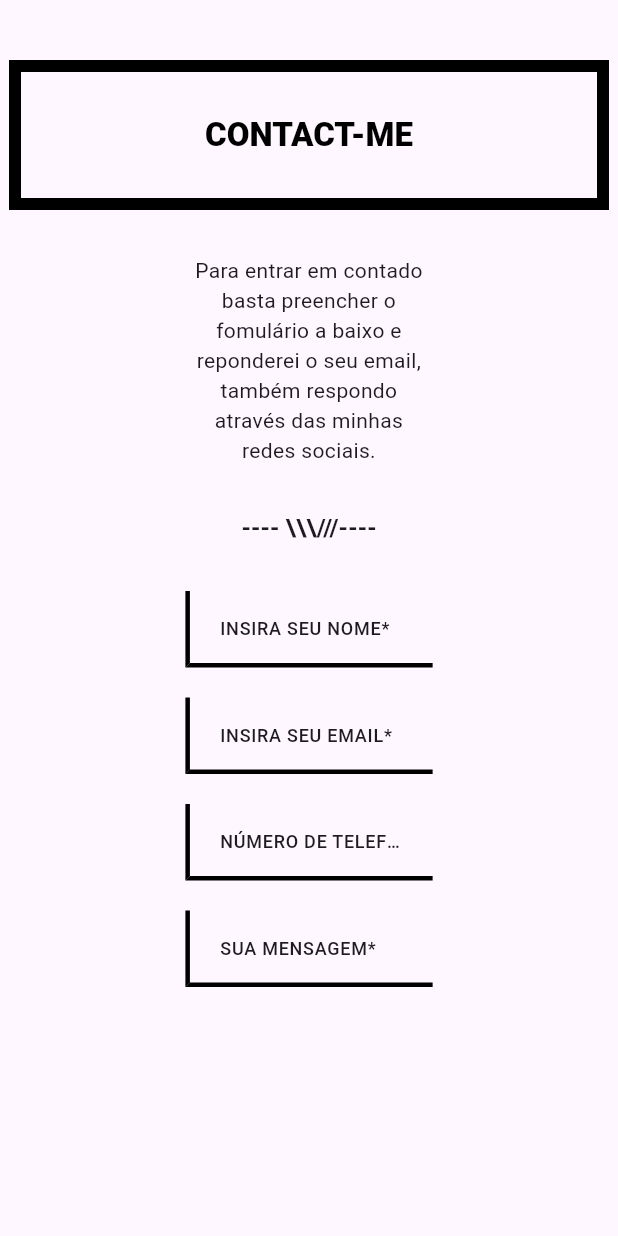
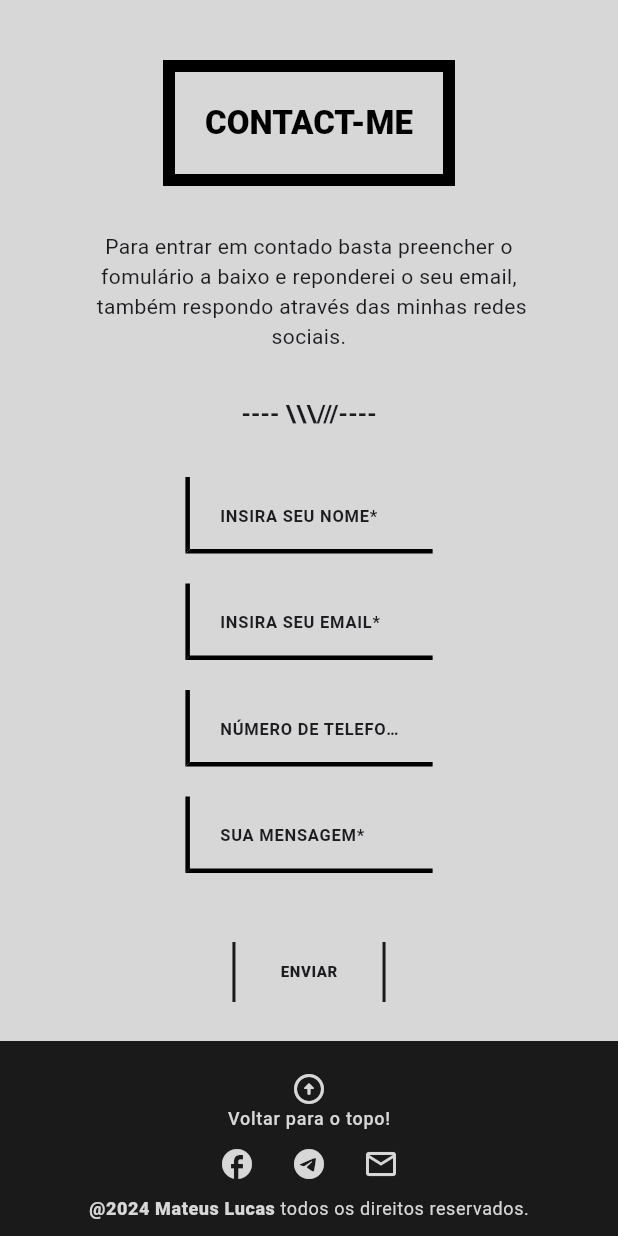
Before and after one commit to MateusLucasDaSilva/site_mateus, a Flutter app: the screen it shows after launch, on a phone screen of 412 x 824 dp. Run offline on Flutter 3.47's test engine with Material 3 defaults, Android fonts, the phone set to English and light mode, and no system bars; our stand-ins replace google_fonts.

Commit message:
updates in contatct me

```diff
--- a/lib/src/presentation/pages/about/about_page.dart
+++ b/lib/src/presentation/pages/about/about_page.dart
@@ -11,7 +11,7 @@
     final sizeH = MediaQuery.sizeOf(context).height;
     final sizeW = MediaQuery.sizeOf(context).width;
     return Container(
-      color: AppColors.ligth,
+      color: AppColors.light,
       height: sizeH,
       width: sizeW,
       child: Column(
--- a/lib/src/presentation/pages/contact/contact_page.dart
+++ b/lib/src/presentation/pages/contact/contact_page.dart
@@ -1,6 +1,7 @@
 import 'package:flutter/material.dart';
 import 'package:site_mateus/src/presentation/shared/app/app_colors.dart';
 import 'package:site_mateus/src/presentation/shared/app/app_extensions.dart';
+import 'package:site_mateus/src/presentation/shared/ui/extensions/build_context_extension.dart';
 import 'package:site_mateus/src/presentation/shared/ui/widgets/title_widget.dart';
 
 class ContactPage extends StatelessWidget {
@@ -13,7 +14,7 @@
     return Container(
       height: sizeH,
       width: sizeW,
-      color: AppColors.ligth,
+      color: AppColors.light,
       child: Column(
         mainAxisAlignment: MainAxisAlignment.start,
         crossAxisAlignment: CrossAxisAlignment.center,
@@ -26,9 +27,9 @@
             height: 30,
           ),
           Padding(
-            padding: EdgeInsets.symmetric(horizontal: context.sizeWPercent(.3)),
+            padding: EdgeInsets.symmetric(horizontal: context.sizeWPercent(.1)),
             child: const Text(
-              'Para entrar em contado basta preencher o fomulário a baixo e reponderei o seu email, também respondo através das minhas redes sociais.',
+              'Para entrar em contado basta preencher o fomulário a baixo e reponderei o seu email,\n também respondo através das minhas redes sociais.',
               textAlign: TextAlign.center,
             ),
           ),
@@ -66,6 +67,105 @@
           const SizedBox(
             height: 20,
           ),
+          Expanded(
+            child: InkWell(
+              onTap: () {},
+              child: Row(
+                mainAxisAlignment: MainAxisAlignment.center,
+                children: [
+                  Container(
+                    height: 40,
+                    width: 2,
+                    color: AppColors.back,
+                  ),
+                  Padding(
+                    padding: const EdgeInsets.symmetric(horizontal: 30),
+                    child: Text(
+                      'ENVIAR',
+                      style: context.textTheme.bodySmall?.copyWith(
+                        fontWeight: FontWeight.w800,
+                        fontSize: 10,
+                      ),
+                    ),
+                  ),
+                  Container(
+                    height: 40,
+                    width: 2,
+                    color: AppColors.back,
+                  ),
+                ],
+              ),
+            ),
+          ),
+          Container(
+            color: AppColors.back,
+            child: Column(
+              crossAxisAlignment: CrossAxisAlignment.center,
+              children: [
+                const SizedBox(height: 20),
+                const Icon(
+                  Icons.arrow_circle_up_rounded,
+                  color: AppColors.light,
+                ),
+                Text(
+                  'Voltar para o topo!',
+                  style: context.textTheme.labelMedium?.copyWith(
+                    color: AppColors.light,
+                  ),
+                ),
+                const SizedBox(
+                  height: 10,
+                ),
+                const Row(
+                  mainAxisAlignment: MainAxisAlignment.center,
+                  children: [
+                    Icon(
+                      Icons.facebook_rounded,
+                      color: AppColors.light,
+                    ),
+                    SizedBox(
+                      width: 24,
+                    ),
+                    Icon(
+                      Icons.telegram_rounded,
+                      color: AppColors.light,
+                    ),
+                    SizedBox(
+                      width: 24,
+                    ),
+                    Icon(
+                      Icons.email_outlined,
+                      color: AppColors.light,
+                    ),
+                  ],
+                ),
+                const SizedBox(
+                  height: 10,
+                ),
+                RichText(
+                  text: TextSpan(
+                    children: [
+                      TextSpan(
+                          text: '@2024 Mateus Lucas ',
+                          style: context.textTheme.bodySmall?.copyWith(
+                            color: AppColors.light,
+                            fontWeight: FontWeight.w800,
+                          )),
+                      TextSpan(
+                          text: 'todos os direitos reservados.',
+                          style: context.textTheme.bodySmall?.copyWith(
+                            color: AppColors.light,
+                            fontWeight: FontWeight.w400,
+                          )),
+                    ],
+                  ),
+                ),
+                const SizedBox(
+                  height: 10,
+                ),
+              ],
+            ),
+          )
         ],
       ),
     );
@@ -85,14 +185,17 @@
       padding: EdgeInsets.symmetric(horizontal: context.sizeWPercent(.3)),
       child: Container(
         decoration: const BoxDecoration(
-          border: Border(bottom: BorderSide(width: 3), left: BorderSide(width: 3)),
+          border: Border(
+            bottom: BorderSide(width: 3),
+            left: BorderSide(width: 3),
+          ),
         ),
         child: TextFormField(
           decoration: InputDecoration(
             border: InputBorder.none,
             hintText: label,
             contentPadding: const EdgeInsets.symmetric(horizontal: 20),
-            hintStyle: context.text.labelMedium,
+            hintStyle: context.text.labelSmall?.copyWith(fontWeight: FontWeight.w700),
           ),
         ),
       ),
--- a/lib/src/presentation/pages/profile/widgets/clip_widget.dart
+++ b/lib/src/presentation/pages/profile/widgets/clip_widget.dart
@@ -14,7 +14,7 @@
       child: Container(
         height: MediaQuery.sizeOf(context).height,
         width: MediaQuery.sizeOf(context).width / 1.8,
-        color: AppColors.ligth,
+        color: AppColors.light,
         child: Expanded(
           child: Padding(
             padding: EdgeInsets.only(
--- a/lib/src/presentation/shared/ui/widgets/title_widget.dart
+++ b/lib/src/presentation/shared/ui/widgets/title_widget.dart
@@ -1,4 +1,5 @@
 import 'package:flutter/material.dart';
+import 'package:site_mateus/src/presentation/shared/app/app_extensions.dart';
 import 'package:site_mateus/src/presentation/shared/ui/extensions/build_context_extension.dart';
 
 class TitleWidget extends StatelessWidget {
@@ -9,16 +10,19 @@
   @override
   Widget build(BuildContext context) {
     return Container(
-      height: 100,
-      width: 400,
-      alignment: Alignment.center,
-      decoration:
-          BoxDecoration(border: Border.all(width: 8, color: Colors.black)),
-      child: Text(
-        title.toUpperCase(),
-        style: context.textTheme.titleLarge?.copyWith(
-          color: Colors.black,
-          fontWeight: FontWeight.w800,
+      constraints: BoxConstraints(
+        minWidth: context.sizeWPercent(.2),
+      ),
+      decoration: BoxDecoration(border: Border.all(width: 8, color: Colors.black)),
+      child: Padding(
+        padding: const EdgeInsets.all(20),
+        child: Text(
+          title.toUpperCase(),
+          textAlign: TextAlign.center,
+          style: context.textTheme.titleLarge?.copyWith(
+            color: Colors.black,
+            fontWeight: FontWeight.w800,
+          ),
         ),
       ),
     );
```
